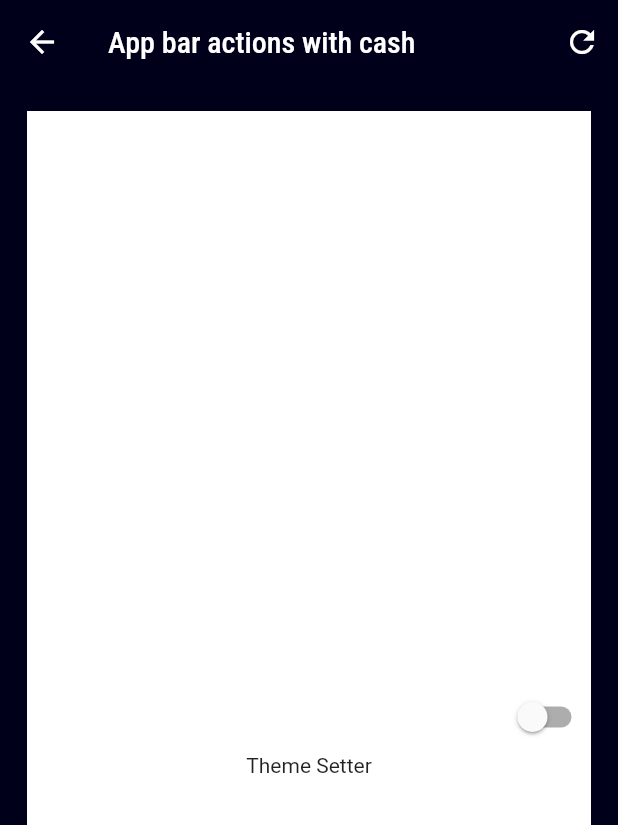
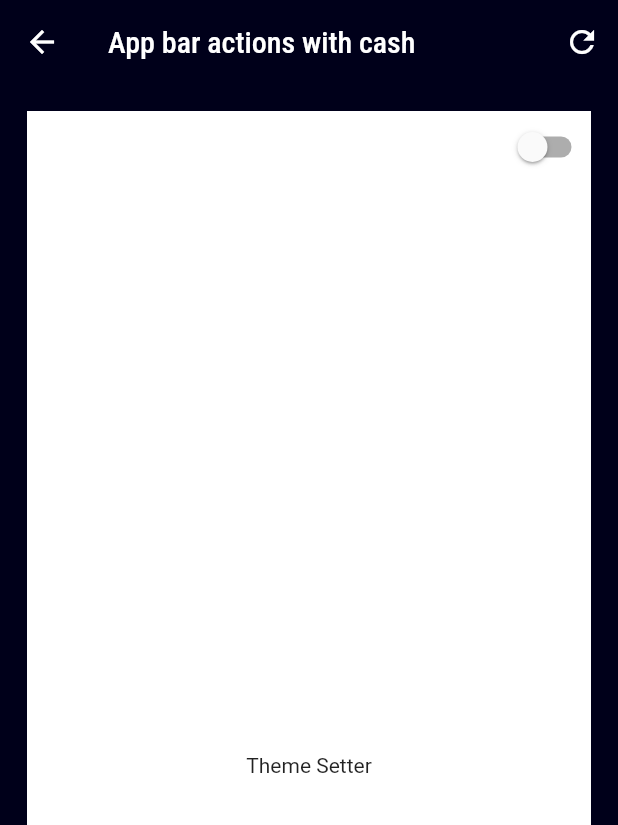
Before and after one commit to DhruvamSharma/Flutter-StoryBoard, a Flutter app: the screen it shows after launch, after a tap on "App Bar", after a tap on "App bar actions with cash", on a phone screen of 412 x 824 dp. Shown: the top 825 px of the screen. Run offline on Flutter 3.47's test engine with Material 2 defaults, Android fonts, the phone set to English and light mode, and no system bars; our stand-ins replace google_fonts, rxdart; missing offline and left inert: universal_html; network calls fail.

Commit message:
feat(web): new web layout added. Behaviour subject changed with publish subject. New widget data added.

```diff
--- a/lib/home_page/home_page.dart
+++ /dev/null
@@ -1,63 +0,0 @@
-import 'package:flutter/material.dart';
-import 'package:storyboard/utils/colors.dart';
-import 'package:storyboard/home_page/widget_list_container.dart';
-import 'package:storyboard/widget_library/widget_list_data.dart';
-
-class MyHomePage extends StatefulWidget {
-  MyHomePage({Key key, this.title}) : super(key: key);
-
-  final String title;
-
-  @override
-  _MyHomePageState createState() => _MyHomePageState();
-}
-
-class _MyHomePageState extends State<MyHomePage> {
-  List<WidgetListContainer> widgetHeadingList = List();
-
-  @override
-  void initState() {
-    super.initState();
-
-    WidgetListData.widgetListMap.keys.forEach((it) {
-      widgetHeadingList.add(
-        WidgetListContainer(
-          Icons.call_to_action,
-          widgetLibraryTitle: it,
-        ),
-      );
-    });
-  }
-
-  @override
-  Widget build(BuildContext context) {
-    return Scaffold(
-      floatingActionButton: FloatingActionButton(
-        onPressed: () {},
-        child: Icon(
-          Icons.add,
-        ),
-        backgroundColor: accentColor,
-      ),
-      appBar: AppBar(
-        elevation: 0,
-        backgroundColor: Colors.transparent,
-        title: Text(
-          widget.title,
-          style: Theme.of(context).textTheme.title,
-        ),
-      ),
-
-      body: SafeArea(
-        child: ListView.builder(
-          itemCount: widgetHeadingList.length,
-          padding: EdgeInsets.all(0),
-          itemBuilder: (context, i) {
-            return widgetHeadingList[i];
-          },
-        ),
-      ),
-      // This trailing comma makes auto-formatting nicer for build methods.
-    );
-  }
-}
--- a/lib/main.dart
+++ b/lib/main.dart
@@ -2,7 +2,8 @@ import 'package:flutter/material.dart';
 import 'package:flutter/services.dart';
 import 'package:google_fonts/google_fonts.dart';
 import 'package:storyboard/utils/colors.dart';
-import './home_page/home_page.dart';
+
+import 'storyboard_home_page/home_page.dart';
 
 void main() {
   runApp(MyApp());
--- /dev/null
+++ b/lib/storyboard_home_page/home_page.dart
@@ -0,0 +1,84 @@
+import 'package:flutter/foundation.dart';
+import 'package:flutter/material.dart';
+import 'package:storyboard/article_page/article_page.dart';
+import 'package:storyboard/storyboard_home_page/widget_list_container.dart';
+import 'package:storyboard/widget_library/widget_list_data.dart';
+
+class MyHomePage extends StatefulWidget {
+  MyHomePage({Key key, this.title}) : super(key: key);
+
+  final String title;
+
+  @override
+  _MyHomePageState createState() => _MyHomePageState();
+}
+
+class _MyHomePageState extends State<MyHomePage> {
+  List<WidgetListContainer> widgetHeadingList = List();
+
+  bool isBigScreen = false;
+
+  @override
+  void initState() {
+    super.initState();
+
+    WidgetListData.widgetListMap.keys.forEach((it) {
+      widgetHeadingList.add(
+        WidgetListContainer(
+          Icons.call_to_action,
+          widgetLibraryTitle: it,
+        ),
+      );
+    });
+  }
+
+  @override
+  Widget build(BuildContext context) {
+    isBigScreen = MediaQuery.of(context).size.width >= 400 &&
+        MediaQuery.of(context).size.width >= 900;
+
+    return Scaffold(
+      appBar: AppBar(
+        elevation: 0,
+        backgroundColor: Colors.transparent,
+        title: Text(
+          widget.title,
+          style: Theme.of(context).textTheme.title,
+        ),
+      ),
+
+      body: SafeArea(
+        child: isBigScreen && kIsWeb
+            ? Row(
+          crossAxisAlignment: CrossAxisAlignment.start,
+          children: <Widget>[
+            Container(
+              padding: EdgeInsets.only(top: 45),
+              width: isBigScreen ? 600 : MediaQuery.of(context).size.width,
+              child: ListView.builder(
+                shrinkWrap: true,
+                itemCount: widgetHeadingList.length,
+                padding: EdgeInsets.all(0),
+                itemBuilder: (context, i) {
+                  return widgetHeadingList[i];
+                },
+              ),
+            ),
+
+            Expanded(child: ArticlesPage()),
+
+          ],
+        )
+            : ListView.builder(
+              shrinkWrap: true,
+              itemCount: widgetHeadingList.length,
+              padding: EdgeInsets.all(0),
+              itemBuilder: (context, i) {
+                return widgetHeadingList[i];
+              },
+            ),
+      ),
+      // This trailing comma makes auto-formatting nicer for build methods.
+    );
+  }
+}
--- a/lib/home_page/widget_list_container.dart
+++ b/lib/storyboard_home_page/widget_list_container.dart
@@ -1,9 +1,8 @@
 import 'package:flutter/material.dart';
 import 'package:storyboard/utils/colors.dart';
 import 'package:storyboard/utils/list_item_widget.dart';
-import 'package:storyboard/home_page/widget_library_sublist.dart';
+import './widget_library_sublist.dart';
 import 'package:storyboard/widget_library/widget_list_data.dart';
-import 'package:storyboard/widget_showcase/widget_showcase_page.dart';
 
 class WidgetListContainer extends StatefulWidget {
   final String widgetLibraryTitle;
--- a/lib/widget_library/buttons/gradient_button_blue.dart
+++ b/lib/widget_library/buttons/gradient_button_blue.dart
@@ -29,6 +29,7 @@ class GradientButtonBlue extends StatelessWidget {
       ),
       child: MaterialButton(
         onPressed: onTapGradientButton,
+        disabledColor: Colors.grey,
         child: Text(
           buttonText,
           style: CommonTextStyles.getBoldTextStyleLight(context)
--- a/lib/widget_library/widget_list_data.dart
+++ b/lib/widget_library/widget_list_data.dart
@@ -1,7 +1,8 @@
 import 'package:flutter/material.dart';
+import 'package:storyboard/widget_library/buttons/raised_button.dart';
 import 'buttons/gradient_button_blue.dart';
 import 'buttons/green_gradient_button.dart';
-
+import 'typography/typhography.dart';
 
 class WidgetListData {
   static Map<String, Map<String, Map<String, Widget>>> widgetListMap = {
@@ -21,12 +22,11 @@ class WidgetListData {
   }
 }
 
-
 class WidgetSublistMapData {
-
-  static Map<String, Widget> getSublistMapFromKey(String widgetLibraryKey, String widgetSublistKey) {
-
-    Map<String, Map<String, Widget>> sublistMapToSearch = WidgetListData.getMapFromKey(widgetLibraryKey);
+  static Map<String, Widget> getSublistMapFromKey(
+      String widgetLibraryKey, String widgetSublistKey) {
+    Map<String, Map<String, Widget>> sublistMapToSearch =
+        WidgetListData.getMapFromKey(widgetLibraryKey);
     Map<String, Widget> mapToReturn;
     sublistMapToSearch.forEach(((k, map) {
       if (k == widgetSublistKey) {
@@ -37,7 +37,7 @@ class WidgetSublistMapData {
   }
 
   static Map<String, Map<String, Widget>> appbarWidgetsMap = {
-    "App bar actions with cash":  WidgetStateMapData.appBarMap,
+    "App bar actions with cash": WidgetStateMapData.appBarMap,
     "App bar actions with Trophy": WidgetStateMapData.appBarMap,
     "New Badge": WidgetStateMapData.appBarMap,
     "Tournament Trophy": WidgetStateMapData.appBarMap,
@@ -46,7 +46,7 @@ class WidgetSublistMapData {
 
   static Map<String, Map<String, Widget>> homePageWidgetsMap = {
     "Home Page's App Bar": WidgetStateMapData.homePageMap,
-    "Side Menu": WidgetStateMapData.sideMenuMap,
+    "Side Menu": WidgetStateMapData.homePageMap,
     "Bottom Navigation": WidgetStateMapData.homePageMap,
     "Helper Toolbox": WidgetStateMapData.homePageMap,
     "Custom Divider": WidgetStateMapData.homePageMap,
@@ -54,18 +54,19 @@ class WidgetSublistMapData {
   };
 
   static Map<String, Map<String, Widget>> referencesWidgetsMap = {
-    "Blue Gradient Button": WidgetStateMapData.stylesAndReferencesMap,
-    "Green Gradient Button": WidgetStateMapData.stylesAndReferencesMap,
+    "Blue Gradient Button": WidgetStateMapData.blueStylesAndReferencesMap,
+    "Green Gradient Button": WidgetStateMapData.greenStylesAndReferencesMap,
+    "Raised Button": WidgetStateMapData.raisedButtonStylesAndReferenceMap,
+    "Outlined Button": WidgetStateMapData.outlinedButtonStylesAndReferenceMap,
+    "Typography": WidgetStateMapData.typographyStylesAndReferenceMap,
   };
-
 }
-
-
 
 class WidgetStateMapData {
   static List<String> getWidgetTitle(String key, String widgetSublistKey) {
     List<String> widgetNameList = List();
-    Map<String, Widget> map = WidgetSublistMapData.getSublistMapFromKey(key, widgetSublistKey);
+    Map<String, Widget> map =
+        WidgetSublistMapData.getSublistMapFromKey(key, widgetSublistKey);
     if (map != null) {
       map.forEach((k, v) {
         widgetNameList.add(k);
@@ -76,7 +77,8 @@ class WidgetStateMapData {
 
   static List<Widget> getWidgets(String key, String widgetSublistKey) {
     List<Widget> widgetsList = List();
-    Map<String, Widget> map = WidgetSublistMapData.getSublistMapFromKey(key, widgetSublistKey);
+    Map<String, Widget> map =
+        WidgetSublistMapData.getSublistMapFromKey(key, widgetSublistKey);
     if (map != null) {
       map.forEach((k, v) {
         widgetsList.add(v);
@@ -86,9 +88,11 @@ class WidgetStateMapData {
   }
 
   static Map<String, Widget> appBarMap = {
-    "App bar actions with cash":  Text('Theme Setter',),
-  "App bar actions with Trophy": Container(),
-  "New Badge": Container(),
+    "App bar actions with cash": Text(
+      'Theme Setter',
+    ),
+    "App bar actions with Trophy": Container(),
+    "New Badge": Container(),
     "Tournament Trophy": Container(),
     "App bar": Container(),
   };
@@ -135,18 +139,90 @@ class WidgetStateMapData {
     "Tournament And Battles Page": Container(),
   };
 
-  static Map<String, Widget> stylesAndReferencesMap = {
+  static Map<String, Widget> blueStylesAndReferencesMap = {
     "Blue Gradient Button": GradientButtonBlue(
       width: 500,
       buttonText: 'PLAY',
       onTapGradientButton: () {},
     ),
+    "Blue Gradient Button Disabled": GradientButtonBlue(
+      width: 500,
+      buttonText: 'PLAY',
+      onTapGradientButton: null,
+    ),
+  };
+
+  static Map<String, Widget> greenStylesAndReferencesMap = {
     "Green Gradient Button": GradientButtonGreen(
         buttonText: 'PLAY FOR FREE',
         buttonTextStyle: null,
         width: 500,
         onTap: () {}),
-    "Disabled Button": Container(),
+    "Raised Button": CustomisedButton(),
     "Outlined Button": Container(),
   };
+
+  static Map<String, Widget> raisedButtonStylesAndReferenceMap = {
+    "Raised Button": RaisedButton(
+      child: const Text('RAISED BUTTON', semanticsLabel: 'RAISED BUTTON 1'),
+      onPressed: () {
+        // Perform some action
+      },
+    ),
+
+    "Disabled Risabled Button": RaisedButton(
+      child: const Text('RAISED BUTTON', semanticsLabel: 'RAISED BUTTON 1'),
+      onPressed: null
+    ),
+
+    "Raised Button with Icon": RaisedButton.icon(
+      icon: const Icon(Icons.add, size: 18.0),
+      label: const Text('RAISED BUTTON', semanticsLabel: 'RAISED BUTTON 2'),
+      onPressed: () {
+        // Perform some action
+      },
+    ),
+
+    "Disabled Raised Button with Icon": RaisedButton.icon(
+      icon: const Icon(Icons.add, size: 18.0),
+      label: const Text('RAISED BUTTON', semanticsLabel: 'RAISED BUTTON 2'),
+      onPressed: null,
+    ),
+
+  };
+
+
+  static Map<String, Widget> outlinedButtonStylesAndReferenceMap = {
+    "Outlined Button": OutlineButton(
+      child: const Text('RAISED BUTTON', semanticsLabel: 'RAISED BUTTON 1'),
+      onPressed: () {
+        // Perform some action
+      },
+    ),
+
+    "Disabled Outlined Button": OutlineButton(
+        child: const Text('RAISED BUTTON', semanticsLabel: 'RAISED BUTTON 1'),
+        onPressed: null
+    ),
+
+    "Outlined Button with Icon": OutlineButton.icon(
+      icon: const Icon(Icons.add, size: 18.0),
+      label: const Text('RAISED BUTTON', semanticsLabel: 'RAISED BUTTON 2'),
+      onPressed: () {
+        // Perform some action
+      },
+    ),
+
+    "Disabled Outlined Button with Icon": OutlineButton.icon(
+      icon: const Icon(Icons.add, size: 18.0),
+      label: const Text('RAISED BUTTON', semanticsLabel: 'RAISED BUTTON 2'),
+      onPressed: null,
+    ),
+
+  };
+
+  static Map<String, Widget> typographyStylesAndReferenceMap = {
+    "Typhography": TypographyDemo(),
+  };
+
 }
--- a/lib/widget_showcase/bottom_sheet_bloc.dart
+++ b/lib/widget_showcase/bottom_sheet_bloc.dart
@@ -1,11 +1,12 @@
 import 'package:rxdart/rxdart.dart';
 
-class _Bloc {
+class Bloc {
 
   Stream<int> get selectedWidgetIndexStream => _selectedWidgetIndexStreamController.stream;
-  final _selectedWidgetIndexStreamController = BehaviorSubject<int>();
+  final _selectedWidgetIndexStreamController = PublishSubject<int>();
 
   void updateIndex(int newIndex) {
+    print('in bloc $newIndex');
     _selectedWidgetIndexStreamController.sink.add(newIndex);
   }
 
@@ -15,4 +16,4 @@ class _Bloc {
 
 }
 
-final bloc = _Bloc();
+final bloc = Bloc();
--- a/lib/widget_showcase/widget_showcase_page.dart
+++ b/lib/widget_showcase/widget_showcase_page.dart
@@ -1,16 +1,16 @@
 import 'package:flutter/material.dart';
-import 'package:storyboard/themes.dart';
 import 'package:storyboard/widget_library/common_utitlities/common_colors.dart';
 import 'package:storyboard/widget_library/widget_list_data.dart';
 import 'package:storyboard/widget_showcase/bottom_sheet_bloc.dart';
 import 'package:storyboard/widget_showcase/storyboard_bottom_sheet.dart';
+import 'package:storyboard/widget_showcase/widget_to_showcase.dart';
 
 class WidgetShowcasePage extends StatefulWidget {
   final String sublistKey;
   final String widgetLibraryTitle;
 
   WidgetShowcasePage({
-    this.sublistKey,
+    @required this.sublistKey,
     @required this.widgetLibraryTitle,
   });
 
@@ -23,9 +23,6 @@ class _WidgetShowcasePageState extends State<WidgetShowcasePage> {
   List<Widget> listOfWidgetInCurrentLibrary = List();
   List<String> listOfNamesOfWidgetInCurrentLibrary = List();
 
-  ThemeData _theme;
-  bool isDarkTheme = false;
-
   double normalWidgetListHeight = 90;
   double expandedWidgetListHeight = 300;
 
@@ -33,9 +30,6 @@ class _WidgetShowcasePageState extends State<WidgetShowcasePage> {
   void initState() {
     super.initState();
     currentIndex = 0;
-
-    _theme = StoryBoardThemes.lightTheme;
-
 //     Calculating names of widget in the library
     WidgetStateMapData.getWidgetTitle(
             widget.widgetLibraryTitle, widget.sublistKey)
@@ -50,33 +44,27 @@ class _WidgetShowcasePageState extends State<WidgetShowcasePage> {
     });
   }
 
-  void _changeTheme(StoryboardThemeKeys themeKey) {
-    setState(() {
-      if (themeKey == StoryboardThemeKeys.DARK) {
-        _theme = StoryBoardThemes.lightTheme;
-      } else {
-        _theme = StoryBoardThemes.darkTheme;
-      }
-    });
-  }
-
   @override
   Widget build(BuildContext context) {
     return Scaffold(
       appBar: AppBar(
         elevation: 0,
         backgroundColor: Colors.transparent,
-        title: Text(
-          listOfNamesOfWidgetInCurrentLibrary.isEmpty
-              ? "No widgets found"
-              : listOfNamesOfWidgetInCurrentLibrary[currentIndex],
-          style: Theme.of(context).textTheme.title,
+        title: StreamBuilder<int>(
+          initialData: currentIndex,
+          stream: bloc.selectedWidgetIndexStream,
+          builder: (context, newIndex) {
+            return Text(
+              listOfNamesOfWidgetInCurrentLibrary.isEmpty
+                  ? "No widgets found"
+                  : listOfNamesOfWidgetInCurrentLibrary[newIndex.data],
+              style: Theme.of(context).textTheme.title,
+            );
+          },
         ),
         actions: <Widget>[
           IconButton(
-            onPressed: () {
-              _changeTheme(StoryboardThemeKeys.LIGHT);
-            },
+            onPressed: () {},
             icon: Icon(Icons.refresh),
           ),
         ],
@@ -96,49 +84,7 @@ class _WidgetShowcasePageState extends State<WidgetShowcasePage> {
               child: Center(
                 child: listOfWidgetInCurrentLibrary.isEmpty
                     ? Container()
-                    : MaterialApp(
-                        theme: _theme,
-                        debugShowCheckedModeBanner: false,
-                        home: Scaffold(
-                          body: Column(
-                            mainAxisAlignment: MainAxisAlignment.center,
-                            children: <Widget>[
-                              Align(
-                                alignment: Alignment.topRight,
-                                child: Switch(
-                                  activeTrackColor: Colors.white,
-                                  activeColor: Colors.white,
-                                  value: isDarkTheme,
-                                  onChanged: (newValue) {
-                                    if (isDarkTheme) {
-                                      _changeTheme(StoryboardThemeKeys.DARK);
-                                    } else {
-                                      _changeTheme(StoryboardThemeKeys.LIGHT);
-                                    }
-                                    setState(() {
-                                      isDarkTheme = !isDarkTheme;
-                                    });
-                                  },
-                                ),
-                              ),
-                              StreamBuilder<int>(
-                                stream: bloc.selectedWidgetIndexStream,
-                                initialData: 0,
-                                builder: (context, futureData) {
-                                  currentIndex = futureData.data;
-                                  return Center(
-                                    child: AnimatedSwitcher(
-                                      duration: Duration(milliseconds: 300),
-                                      child: listOfWidgetInCurrentLibrary[
-                                          currentIndex],
-                                    ),
-                                  );
-                                },
-                              ),
-                            ],
-                          ),
-                        ),
-                      ),
+                    : WidgetToShowcase(listOfWidgetInCurrentLibrary),
               ),
             ),
           ),
@@ -146,4 +92,6 @@ class _WidgetShowcasePageState extends State<WidgetShowcasePage> {
       ),
     );
   }
+
+
 }
--- /dev/null
+++ b/lib/widget_showcase/widget_to_showcase.dart
@@ -0,0 +1,93 @@
+import 'package:flutter/material.dart';
+
+import '../themes.dart';
+import 'bottom_sheet_bloc.dart';
+
+class WidgetToShowcase extends StatefulWidget {
+  final List<Widget> listOfWidgetInCurrentLibrary;
+
+  WidgetToShowcase(this.listOfWidgetInCurrentLibrary);
+
+  @override
+  _WidgetToShowcaseState createState() => _WidgetToShowcaseState();
+}
+
+class _WidgetToShowcaseState extends State<WidgetToShowcase> {
+  ThemeData _theme;
+  bool isDarkTheme = false;
+  int currentIndex;
+
+  @override
+  void initState() {
+    super.initState();
+    _theme = StoryBoardThemes.lightTheme;
+    currentIndex = 0;
+  }
+
+  void _changeTheme(StoryboardThemeKeys themeKey) {
+    setState(() {
+      if (themeKey == StoryboardThemeKeys.DARK) {
+        _theme = StoryBoardThemes.lightTheme;
+      } else {
+        _theme = StoryBoardThemes.darkTheme;
+      }
+    });
+  }
+
+  @override
+  Widget build(BuildContext context) {
+    return MaterialApp(
+      theme: _theme,
+      debugShowCheckedModeBanner: false,
+      home: Scaffold(
+        body: Column(
+          mainAxisAlignment: MainAxisAlignment.center,
+          children: <Widget>[
+            Align(
+              alignment: Alignment.topRight,
+              child: Switch(
+                activeTrackColor: Colors.white,
+                activeColor: Colors.white,
+                value: isDarkTheme,
+                onChanged: (newValue) {
+                  if (isDarkTheme) {
+                    _changeTheme(StoryboardThemeKeys.DARK);
+                  } else {
+                    _changeTheme(StoryboardThemeKeys.LIGHT);
+                  }
+                  setState(() {
+                    isDarkTheme = !isDarkTheme;
+                  });
+                },
+              ),
+            ),
+            Expanded(
+              child: StreamBuilder<int>(
+                stream: bloc.selectedWidgetIndexStream,
+                initialData: currentIndex,
+                builder: (context, futureData) {
+                  if (futureData.hasData) {
+                    return Center(
+                      child: AnimatedSwitcher(
+                        duration: Duration(milliseconds: 300),
+                        child:
+                        widget.listOfWidgetInCurrentLibrary[futureData.data],
+                      ),
+                    );
+                  } else {
+                    return Center(
+                      child: AnimatedSwitcher(
+                        duration: Duration(milliseconds: 300),
+                        child: Text('error'),
+                      ),
+                    );
+                  }
+                }
+              ),
+            ),
+          ],
+        ),
+      ),
+    );
+  }
+}
--- a/pubspec.yaml
+++ b/pubspec.yaml
@@ -26,6 +26,8 @@ dependencies:
   google_fonts: ^0.1.1
   cached_network_image: ^2.0.0-rc
   rxdart: ^0.23.1
+  universal_html: ^1.1.10
+  url_launcher: ^5.4.1
 
 dev_dependencies:
   flutter_test:
```
Also changed, not shown: lib/article_page/article_page.dart (added, +92 -0 lines), lib/article_page/article_pojo.dart (added, +8 -0 lines), lib/widget_library/buttons/raised_button.dart (added, +47 -0 lines), lib/widget_library/typography/typhography.dart (added, +70 -0 lines), lib/storyboard_home_page/widget_library_sublist.dart (renamed from lib/home_page/widget_library_sublist.dart), pubspec.lock, 1 other file.
